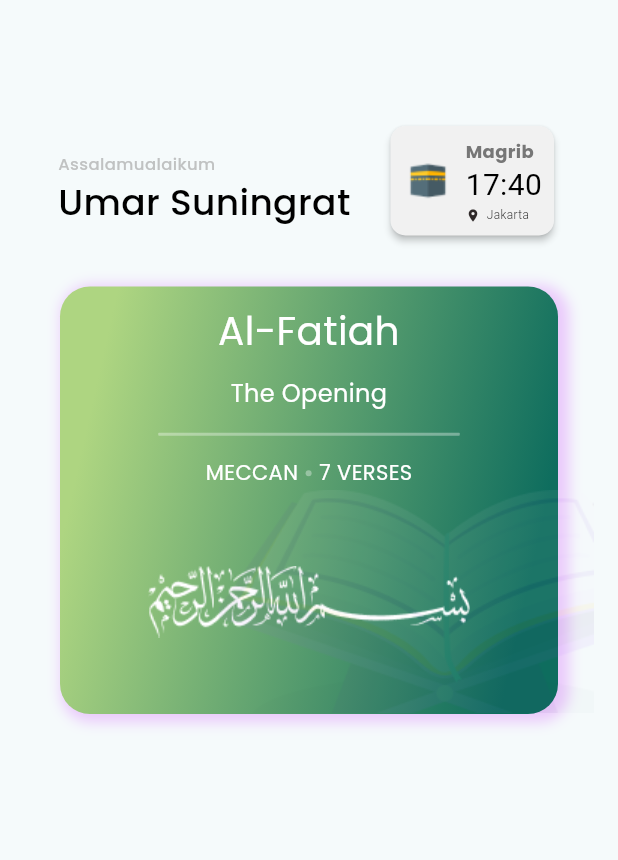
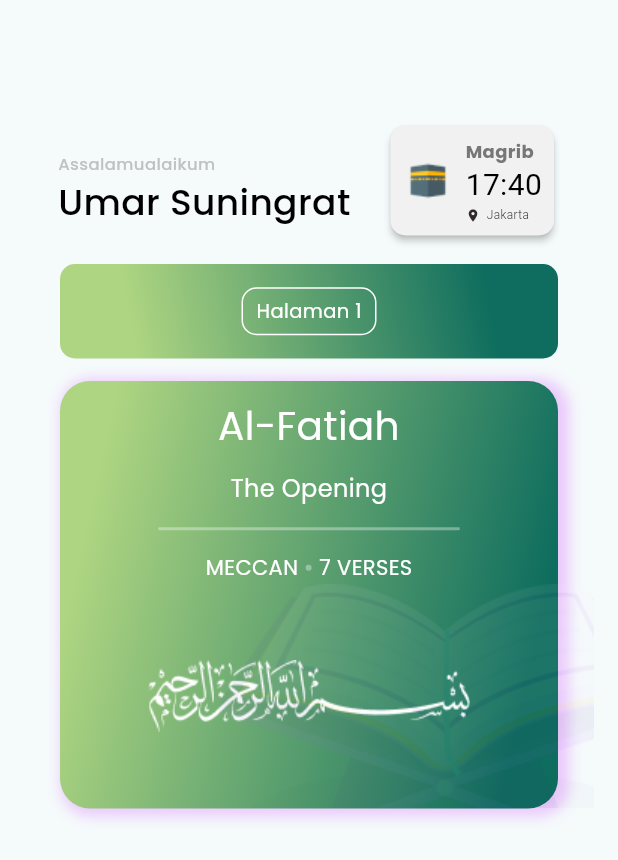
Before and after one commit to Daffaaditya2807/Grup3_Initial_Assessment, a Flutter app: the screen it shows after launch, on a phone screen of 412 x 824 dp. Shown: the top 860 px of the screen. Run offline on Flutter 3.47's test engine with Material 3 defaults, Android fonts, the phone set to English and light mode, and no system bars; our stand-ins replace google_fonts.

Commit message:
update from Desca Halaman

```diff
--- a/lib/quran.dart
+++ b/lib/quran.dart
@@ -118,7 +118,7 @@ class Quran extends StatelessWidget {
                   height: 15,
                 ),
                 //Halaman -> Desca
-
+                ContainerHalaman(),
                 // ============== batas code Desca ==========================
                 const SizedBox(
                   height: 15,
@@ -129,6 +129,60 @@ class Quran extends StatelessWidget {
           ),
         ));
   }
+
+  // ============== code Desca ==========================
+  Widget ContainerHalaman() {
+    return Stack(
+      children: [
+        Padding(
+          padding: const EdgeInsets.symmetric(horizontal: 24.0),
+          child: Container(
+            width: double.infinity,
+            height: 63,
+            clipBehavior: Clip.antiAlias,
+            decoration: BoxDecoration(
+              borderRadius: BorderRadius.circular(10),
+              gradient: LinearGradient(
+                begin: Alignment(0.71, -0.71),
+                end: Alignment(-0.7, 0.71),
+                colors: [
+                  Color.fromRGBO(14, 109, 94, 1),
+                  Color.fromRGBO(174, 213, 129, 1),
+                ],
+              ),
+            ),
+            child: Align(
+              alignment: Alignment.center,
+              child: Container(
+                // padding: EdgeInsets.all(10),
+                width: 90,
+                height: 32,
+                decoration: BoxDecoration(
+                  borderRadius: BorderRadius.circular(10),
+                  border: Border.all(
+                    color: Colors.white,
+                    width: 1,
+                  ),
+                ),
+                child: Center(
+                  child: const Text(
+                    'Halaman 1',
+                    style: TextStyle(
+                      color: Colors.white,
+                      fontSize: 13,
+                      fontFamily: 'Poppins',
+                    ),
+                  ),
+                ),
+              ),
+            ),
+          ),
+        ),
+      ],
+    );
+  }
+
+// ============== batas code Desca ==========================
 
   Widget ContainerSurah() {
     return Stack(
```
